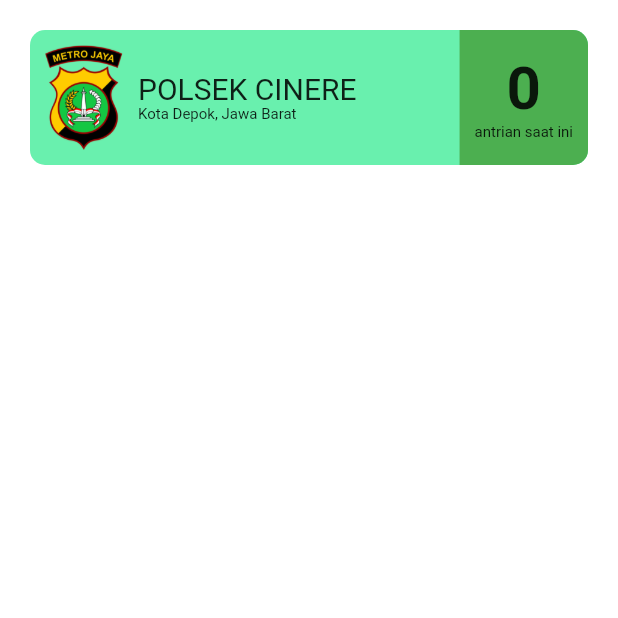
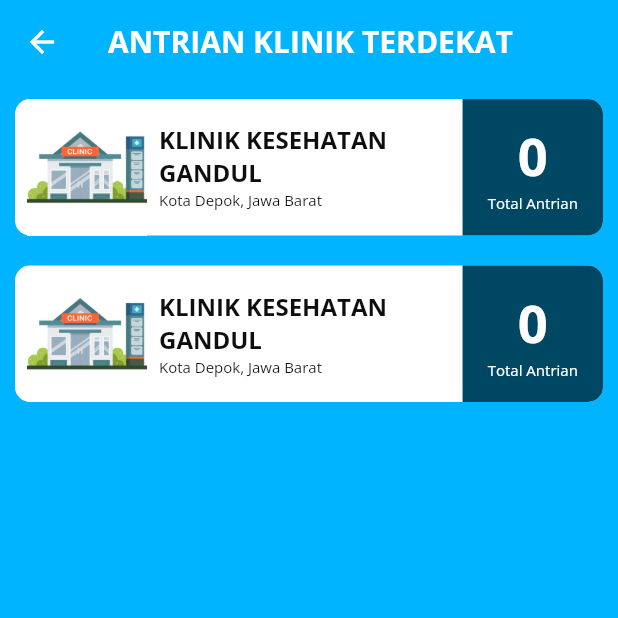
Before and after one commit to nahdian-dev/realtime-monitoring, a Flutter app: the ListQueue screen opened directly, on a phone screen of 412 x 824 dp, the top half of it. Run offline on Flutter 3.47's test engine with Material 2 defaults, Android fonts, the phone set to English and light mode, and no system bars; our stand-ins replace firebase_core, firebase_database, google_fonts; accounts and stored records are empty.

Commit message:
antrian klinik terdekat

```diff
--- a/lib/pages/homepage/homepage_content.dart
+++ b/lib/pages/homepage/homepage_content.dart
@@ -87,7 +87,6 @@ class _HomepageContentState extends State<HomepageContent> {
 
         Container(
           width: double.infinity,
-          height: 200,
           margin: EdgeInsets.all(20),
           padding: EdgeInsets.symmetric(vertical: 10),
           decoration: BoxDecoration(
@@ -120,7 +119,7 @@ class _HomepageContentState extends State<HomepageContent> {
                     child: Column(
                       children: [
                         Icon(Icons.notes, color: white),
-                        Text("Detail Antrian",
+                        Text("List Antrian",
                             style: GoogleFonts.openSans(color: white)),
                       ],
                     ),
@@ -143,6 +142,22 @@ class _HomepageContentState extends State<HomepageContent> {
                           color: blue,
                           fontWeight: FontWeight.bold,
                           fontSize: 40)),
+                  Container(
+                    padding: EdgeInsets.symmetric(horizontal: 8, vertical: 2),
+                    width: 145,
+                    decoration: BoxDecoration(
+                      color: blue,
+                      borderRadius: BorderRadius.circular(10),
+                    ),
+                    child: Row(
+                      children: [
+                        Icon(Icons.child_care, color: white),
+                        SizedBox(width: 6),
+                        Text("Detail Antrian",
+                            style: GoogleFonts.openSans(color: white, fontWeight: FontWeight.bold)),
+                      ],
+                    ),
+                  ),
                 ],
               ),
             ],
--- a/lib/pages/list_queue/list_queue.dart
+++ b/lib/pages/list_queue/list_queue.dart
@@ -1,6 +1,8 @@
 import 'dart:async';
 
 import 'package:flutter/material.dart';
+import 'package:google_fonts/google_fonts.dart';
+import 'package:realtime_monitoring/config/configuration.dart';
 import 'package:realtime_monitoring/controllers/todo.dart';
 import 'package:realtime_monitoring/views/list_queue/detail_list_queue.dart';
 
@@ -31,8 +33,17 @@ class _ListQueueState extends State<ListQueue> {
 
   @override
   Widget build(BuildContext context) {
-    return ListView.builder(
-      itemCount: 1,
+    return Scaffold(
+      backgroundColor: blue,
+      appBar: AppBar(
+        elevation: 0,
+        backgroundColor: blue,
+        centerTitle: true,
+        title: Text("ANTRIAN KLINIK TERDEKAT",
+            style: GoogleFonts.openSans(fontSize: 20, color: white, fontWeight: FontWeight.bold)),
+      ),
+      body: ListView.builder(
+        itemCount: 2,
         itemBuilder: (context, index) {
           return GestureDetector(
             onTap: () {
@@ -48,37 +59,55 @@ class _ListQueueState extends State<ListQueue> {
               );
             },
             child: Container(
-            margin: EdgeInsets.all(20),
-            height: 90,
+              height: 91,
+              margin: EdgeInsets.all(10),
               decoration: BoxDecoration(
-              color: Colors.greenAccent,
+                color: white,
                 borderRadius: BorderRadius.circular(10),
               ),
               child: Row(
                 mainAxisAlignment: MainAxisAlignment.spaceBetween,
                 children: [
-                Row(
+                  Container(
+                    width: MediaQuery.of(context).size.width / 1.4,
+                    child: Row(
                       children: [
                         Container(
-                      margin: EdgeInsets.all(10),
-                      child: Image.asset("assets/images/polsek_logo.png",
-                          height: 70),
+                          margin: EdgeInsets.symmetric(horizontal: 8),
+                          width: 80,
+                          height: 100,
+                          decoration: BoxDecoration(
+                            image: DecorationImage(
+                              image: AssetImage("assets/images/clinic.jpg"),
+                              fit: BoxFit.cover,
                             ),
-                    Column(
+                          ),
+                        ),
+                        Flexible(
+                          child: Column(
                             mainAxisAlignment: MainAxisAlignment.center,
                             crossAxisAlignment: CrossAxisAlignment.start,
                             children: [
-                        Text("POLSEK CINERE", style: TextStyle(fontSize: 20)),
+                              Text("KLINIK KESEHATAN GANDUL",
+                                  style: GoogleFonts.openSans(
+                                      fontSize: 16,
+                                      color: black,
+                                      fontWeight: FontWeight.bold)),
                               Text("Kota Depok, Jawa Barat",
-                            style: TextStyle(fontSize: 10)),
+                                  style: GoogleFonts.openSans(
+                                      fontSize: 10, color: black)),
                             ],
+                          ),
                         ),
                       ],
                     ),
+                  ),
                   Container(
+                    height: MediaQuery.of(context).size.height,
+                    width: MediaQuery.of(context).size.width / 4.4,
                     padding: EdgeInsets.all(10),
                     decoration: BoxDecoration(
-                    color: Colors.green,
+                      color: darkBlue,
                       borderRadius: BorderRadiusDirectional.only(
                           topEnd: Radius.circular(10),
                           bottomEnd: Radius.circular(10)),
@@ -87,9 +116,13 @@ class _ListQueueState extends State<ListQueue> {
                       mainAxisAlignment: MainAxisAlignment.center,
                       children: [
                         Text("$_countFb",
-                          style: TextStyle(
-                              fontSize: 40, fontWeight: FontWeight.bold)),
-                      Text("antrian saat ini", style: TextStyle(fontSize: 10)),
+                            style: GoogleFonts.openSans(
+                                fontSize: 35,
+                                color: white,
+                                fontWeight: FontWeight.bold)),
+                        Text("Total Antrian",
+                            style: GoogleFonts.openSans(
+                                fontSize: 10, color: white)),
                       ],
                     ),
                   ),
@@ -98,6 +131,7 @@ class _ListQueueState extends State<ListQueue> {
             ),
           );
         },
+      ),
     );
   }
 
--- a/lib/pages/master.dart
+++ b/lib/pages/master.dart
@@ -41,7 +41,7 @@ class _MasterState extends State<Master> {
           BottomNavigationBarItem(label: "A", icon: Icon(Icons.person)),
         ],
         currentIndex: _selectedIndex,
-        selectedItemColor: Colors.amber[800],
+        selectedItemColor: blue,
         onTap: _onItemTapped,
       ),
     );
```
Lines whose indentation alone changed are shown as unchanged.
